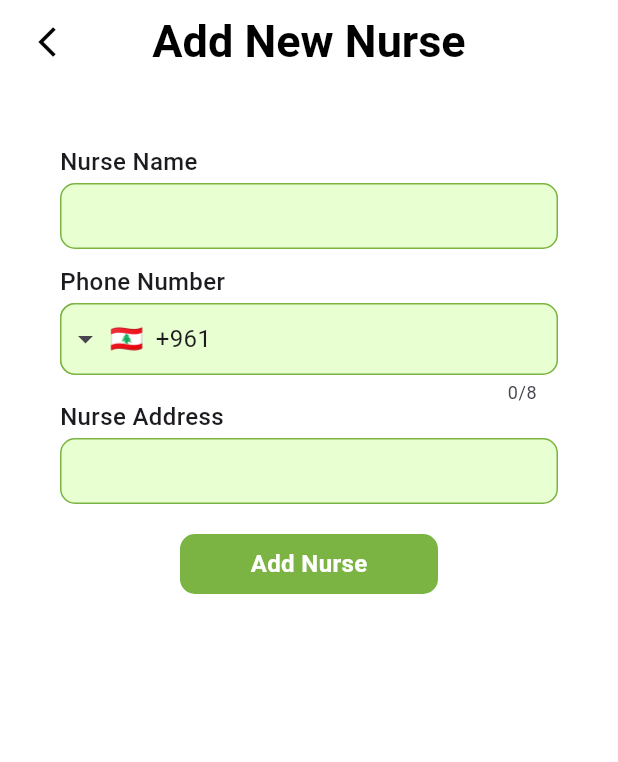
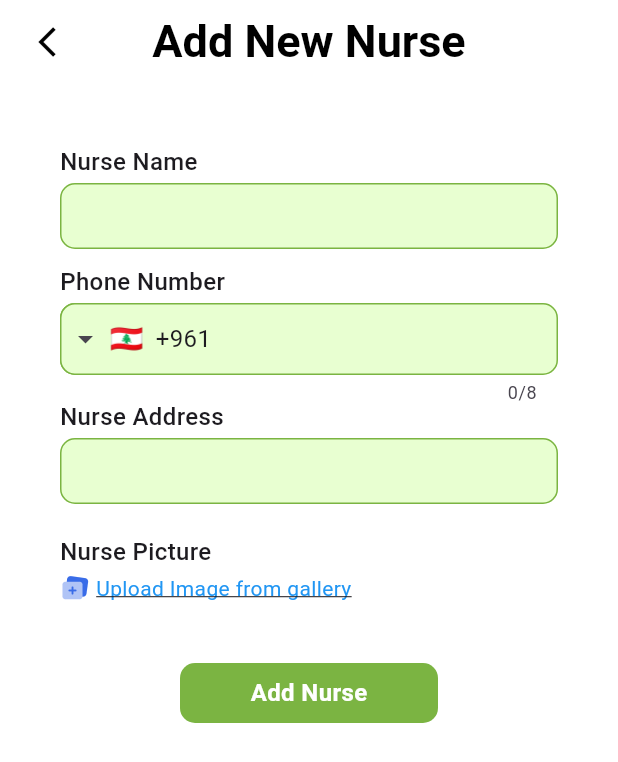
Before and after one commit to ZouheirN/nurse-app, a Flutter app: the AddNursePage screen opened by its route, on a phone screen of 412 x 824 dp. Shown: the top 762 px of the screen. Run offline on Flutter 3.47's test engine with Material 3 defaults, Android fonts, the phone set to English and light mode, and no system bars; drawn by our look-alikes of intl_phone_field; our stand-ins replace dropdown_button2, image_picker, shared_preferences; accounts and stored records are empty.

Commit message:
Update add_nurse_page.dart

```diff
--- a/lib/pages/admin/add_nurse_page.dart
+++ b/lib/pages/admin/add_nurse_page.dart
@@ -2,6 +2,7 @@ import 'package:flutter/material.dart';
 import 'package:nurse_app/components/phone_field_admin.dart';
 import 'package:nurse_app/components/labeled_textfield_admin.dart';
 import 'package:nurse_app/components/third_button.dart';
+import 'package:nurse_app/components/pick_image.dart';
 
 class AddNursePage extends StatelessWidget {
   const AddNursePage({super.key});
@@ -56,10 +57,15 @@ class AddNursePage extends StatelessWidget {
                     keyboardType: TextInputType.text,
                   ),
                   const SizedBox(height: 20),
+                  PickImage(
+                    label: 'Nurse Picture',
+                    onImageSelected: (image) {},
+                  ),
+                  const SizedBox(height: 20),
                   MyThirdButton(
                     onTap: () {},
                     buttonText: 'Add Nurse',
-                  )
+                  ),
                 ],
               ),
             ),
```
